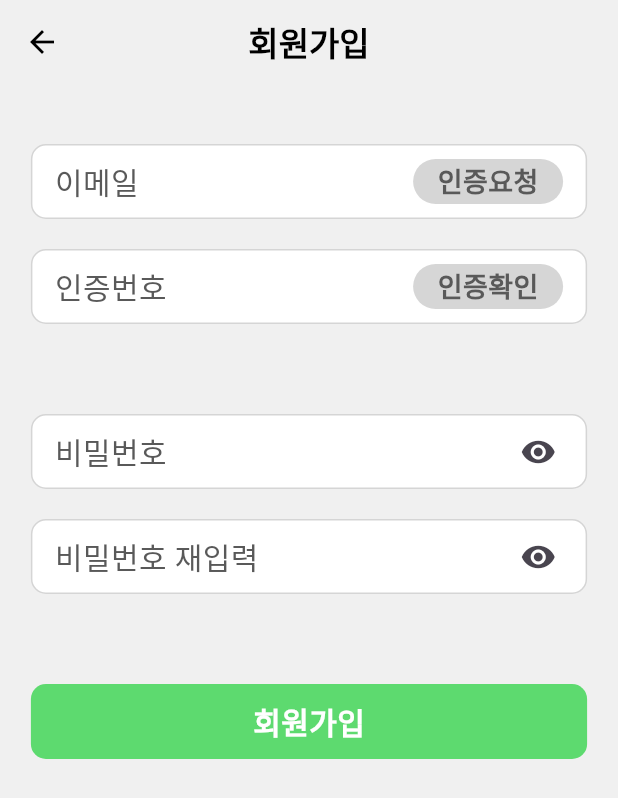
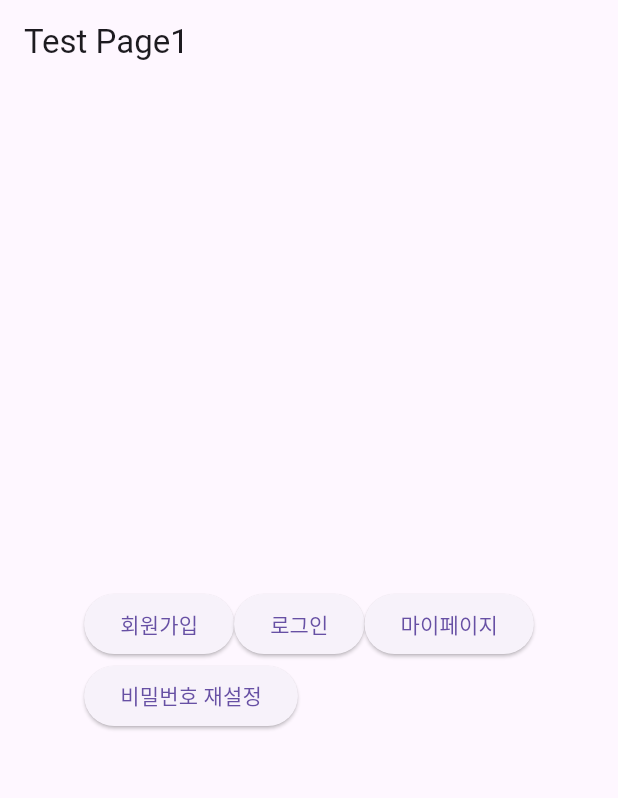
Before and after one commit to YonginUniv-AI-Service-LAB/YIU-AISL-ADizzi-APP, a Flutter app: the screen it shows after launch, on a phone screen of 412 x 824 dp. Shown: the top 798 px of the screen. Run offline on Flutter 3.47's test engine with Material 3 defaults, Android fonts, the light colour scheme and no system bars.

```diff
--- a/lib/custom/Tabs.dart
+++ b/lib/custom/Tabs.dart
@@ -43,7 +43,7 @@ class _TabBarExampleState extends State<TabBarExample> {
                 child: Text(
                   'Item Two',
                   style: TextStyle(
-                    color: _selectedTab == 'two' ? const Color(0xFF5DDA6F) : Color(0xFF49454F),
+                    color: _selectedTab == 'two' ? const Color(0xFF5DDA6F) : const Color(0xFF49454F),
                   ),
                 ),
               ),
--- a/lib/main.dart
+++ b/lib/main.dart
@@ -1,6 +1,8 @@
 import 'package:flutter/material.dart';
+import 'package:yiu_aisl_adizzi_app/screens/mypage/mypage.dart';
+import 'package:yiu_aisl_adizzi_app/screens/temp/temp.dart';
 //import 'package:yiu_aisl_adizzi_app/screens/changePwd/change_pwd_screen.dart';
-import 'package:yiu_aisl_adizzi_app/screens/signUp/signUp_screen.dart';
+//import 'package:yiu_aisl_adizzi_app/screens/signUp/signUp_screen.dart';
 //import 'package:yiu_aisl_adizzi_app/screens/signIn/signIn_screen.dart';
 
 
@@ -16,7 +18,7 @@ class MyApp extends StatelessWidget {
     return const MaterialApp(
       title: 'ADizzi App',
 
-      home: SignUp(),
+      home: TempStartScreen(),
       debugShowCheckedModeBanner: false, // 디버그 배너 비활성화
     );
   }
--- a/lib/screens/signIn/signIn_screen.dart
+++ b/lib/screens/signIn/signIn_screen.dart
@@ -29,9 +29,9 @@ class SignIn extends StatelessWidget {
                 SignInButton(
                   label: '로그인',
                   onPressed: () {
-                    Navigator.pushReplacement(
+                    Navigator.pop(
                       context,
-                      MaterialPageRoute(builder: (context) => const Room()),
+
                     );
                   },
                 ),
--- a/lib/screens/signUp/signUp_screen.dart
+++ b/lib/screens/signUp/signUp_screen.dart
@@ -24,9 +24,9 @@ class SignUp extends StatelessWidget {
         leading: IconButton(
           icon: const Icon(Icons.arrow_back, color: Colors.black), // 아이콘 색상: 검정색
           onPressed: () {
-            Navigator.pushReplacement(
+            Navigator.pop(
               context,
-              MaterialPageRoute(builder: (context) => const SignIn()),
+
             );
           },
         ),
--- /dev/null
+++ b/lib/screens/temp/temp.dart
@@ -0,0 +1,82 @@
+import 'package:flutter/material.dart';
+import 'package:yiu_aisl_adizzi_app/screens/changePwd/change_pwd_screen.dart';
+import 'package:yiu_aisl_adizzi_app/screens/mypage/mypage.dart';
+import 'package:yiu_aisl_adizzi_app/screens/signIn/signIn_screen.dart';
+import 'package:yiu_aisl_adizzi_app/screens/signUp/signUp_screen.dart';
+
+
+class TempStartScreen extends StatefulWidget {
+  const TempStartScreen({super.key});
+
+  @override
+  State<TempStartScreen> createState() => _TempStartScreenState();
+}
+
+class _TempStartScreenState extends State<TempStartScreen>
+    with SingleTickerProviderStateMixin {
+  late TabController controller;
+
+  @override
+  void initState() {
+    super.initState();
+
+    controller = TabController(length: 4, vsync: this);
+  }
+
+  @override
+  void dispose() {
+    controller.dispose();
+    super.dispose();
+  }
+
+  @override
+  Widget build(BuildContext context) {
+    return Scaffold(
+      appBar: AppBar(
+        title: Text('Test Page1'),
+      ),
+      body: Center(
+        child: Wrap(
+          // mainAxisAlignment: MainAxisAlignment.center,
+          children: <Widget>[
+            ElevatedButton(
+              onPressed: () {
+                Navigator.push(
+                  context,
+                  MaterialPageRoute(builder: (context) => SignUp()),
+                );
+              },
+              child: Text('회원가입'),
+            ),
+            ElevatedButton(
+              onPressed: () {
+                Navigator.push(
+                  context,
+                  MaterialPageRoute(builder: (context) => SignIn()),
+                );
+              },
+              child: Text('로그인'),
+            ),
+            ElevatedButton(
+              onPressed: () {
+                Navigator.push(
+                  context,
+                  MaterialPageRoute(builder: (context) => MyPage()),
+                );
+              },
+              child: Text('마이페이지'),
+            ), ElevatedButton(
+              onPressed: () {
+                Navigator.push(
+                  context,
+                  MaterialPageRoute(builder: (context) => ChangePwd()),
+                );
+              },
+              child: Text('비밀번호 재설정'),
+            ),
+          ],
+        ),
+      ),
+    );
+  }
+}
```
Also changed, not shown: lib/screens/changePwd/change_pwd_screen.dart (+4 -4 lines), lib/screens/mypage/mypage.dart (added, +112 -0 lines), lib/widgets/delete_confirmation_dialog.dart (added, +38 -0 lines).
